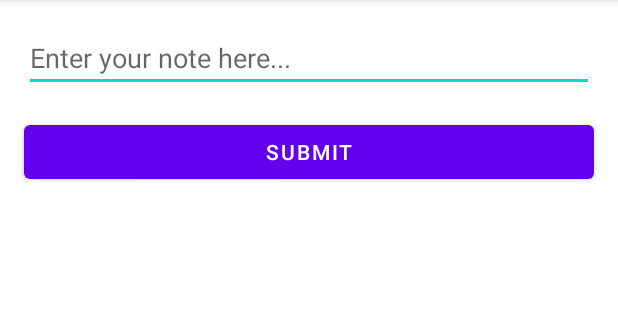
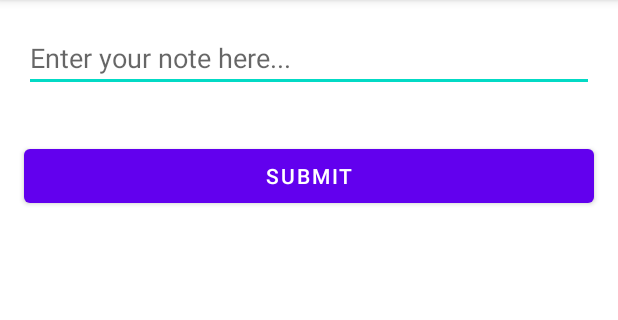
Before and after one commit to Professor-Of-Stupidity/Notes-App, an Android app: the screen it shows after launch (MainActivity), on a phone screen of 412 x 824 dp, the part 84-404 px from its top. Run offline under Robolectric (Android 15) with nearby library versions, the phone set to English and light mode, and no system bars; our stand-ins replace Room's generated code.

```diff
--- a/app/src/main/java/com/example/notes/MainActivity.kt
+++ b/app/src/main/java/com/example/notes/MainActivity.kt
@@ -1,11 +1,10 @@
 package com.example.notes
 
-import androidx.appcompat.app.AppCompatActivity
 import android.os.Bundle
 import android.view.View
 import android.widget.EditText
 import android.widget.Toast
-import androidx.lifecycle.Observer
+import androidx.appcompat.app.AppCompatActivity
 import androidx.lifecycle.ViewModelProvider
 import androidx.recyclerview.widget.LinearLayoutManager
 import androidx.recyclerview.widget.RecyclerView
@@ -27,7 +26,7 @@ class MainActivity : AppCompatActivity(), iNotesRVAdapter {
 
         viewModel = ViewModelProvider(this, ViewModelProvider.AndroidViewModelFactory.getInstance(application)).get(NoteViewModel::class.java)
 
-        viewModel.allNotes.observe(this, Observer {list->list?.let{
+        viewModel.allNotes.observe(this, { list->list?.let{
 
             adapter.updateList(it)
          }
@@ -38,7 +37,7 @@ class MainActivity : AppCompatActivity(), iNotesRVAdapter {
 
     override fun onItemClicked(note: Note) {
         viewModel.deleteNote(note)
-        Toast.makeText(this, "Note Deleted", Toast.LENGTH_SHORT).show()
+//        Toast.makeText(this, "Note Deleted", Toast.LENGTH_SHORT).show()
     }
 
     fun submitData(view: View) {
@@ -46,7 +45,7 @@ class MainActivity : AppCompatActivity(), iNotesRVAdapter {
         if (noteText.isNotEmpty())
         {
             viewModel.insertNote(Note(noteText))
-            Toast.makeText(this, "Note Inserted", Toast.LENGTH_SHORT).show()
+//            Toast.makeText(this, "Note Inserted", Toast.LENGTH_SHORT).show()
         }
         else
         {
--- a/app/src/main/res/layout/activity_main.xml
+++ b/app/src/main/res/layout/activity_main.xml
@@ -1,26 +1,23 @@
 <?xml version="1.0" encoding="utf-8"?>
-<androidx.constraintlayout.widget.ConstraintLayout xmlns:android="http://schemas.android.com/apk/res/android"
-    xmlns:app="http://schemas.android.com/apk/res-auto"
-    xmlns:tools="http://schemas.android.com/tools"
+<LinearLayout xmlns:tools="http://schemas.android.com/tools"
+    xmlns:android="http://schemas.android.com/apk/res/android"
     android:layout_width="match_parent"
-    android:layout_height="match_parent"
-    tools:context=".MainActivity">
+    android:layout_height="wrap_content"
+    tools:context=".MainActivity"
+    android:orientation="vertical">
 
     <EditText
         android:id="@+id/input"
         android:layout_width="match_parent"
         android:layout_height="wrap_content"
-        app:layout_constraintTop_toTopOf="parent"
-        app:layout_constraintLeft_toLeftOf="parent"
-        app:layout_constraintRight_toRightOf="parent"
         android:layout_margin="16dp"
         android:hint="@string/note_hint"
-        />
+        android:autofillHints="Say hello"
+        android:inputType="text" />
     <Button
         android:id="@+id/submitBtn"
         android:layout_width="match_parent"
         android:layout_height="wrap_content"
-        app:layout_constraintTop_toBottomOf="@id/input"
         android:layout_margin="16dp"
         android:text="@string/btn_text"
         android:onClick="submitData"
@@ -29,10 +26,10 @@
     <androidx.recyclerview.widget.RecyclerView
         android:id="@+id/notesRV"
         android:layout_width="match_parent"
-        android:layout_height="0dp"
-        app:layout_constraintTop_toBottomOf= "@+id/submitBtn"
+        android:layout_height="wrap_content"
+        android:layout_marginTop="10dp"
         android:layout_marginHorizontal="16dp"
         android:layout_marginVertical="0dp"
         tools:listitem="@layout/item_note"/>
 
-</androidx.constraintlayout.widget.ConstraintLayout>
+</LinearLayout>
```
